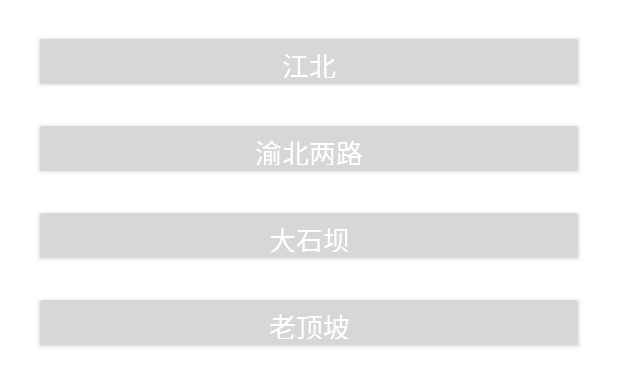
After one commit to XiangYou1996/kuaiyijia, an Android app: the layout bottom_dialog.xml on its own in the app's theme, with its tools: preview values and no code run, on a phone screen of 412 x 824 dp. The commit adds this screen. Shown: the top 385 px of the screen. Run offline under Robolectric (Android 15) with nearby library versions, the phone set to English and light mode, and no system bars.

Commit message:
2021.12.1 13：04按钮功能1部分完成，开始开发按钮功能2

```diff
--- /dev/null
+++ b/app/src/main/res/anim/dialog_in.xml
@@ -0,0 +1,5 @@
+<?xml version="1.0" encoding="utf-8"?>
+<translate xmlns:android="http://schemas.android.com/apk/res/android"
+    android:duration="200"
+    android:fromYDelta="100%"
+    android:toYDelta="0" />
--- /dev/null
+++ b/app/src/main/res/anim/dialog_out.xml
@@ -0,0 +1,5 @@
+<?xml version="1.0" encoding="utf-8"?>
+<translate xmlns:android="http://schemas.android.com/apk/res/android"
+    android:duration="200"
+    android:fromYDelta="0"
+    android:toYDelta="100%" />
--- a/app/src/main/res/layout/activity_index.xml
+++ b/app/src/main/res/layout/activity_index.xml
@@ -23,7 +23,7 @@
         <Button
             android:layout_weight="1"
             android:id="@+id/bt_second"
-            android:text="江北"
+            android:text="五里店"
             android:gravity="right|center_vertical"
             android:paddingRight="@dimen/dp_10"
             android:background="@color/white"
--- /dev/null
+++ b/app/src/main/res/layout/bottom_dialog.xml
@@ -0,0 +1,51 @@
+<?xml version="1.0" encoding="utf-8"?>
+<LinearLayout xmlns:android="http://schemas.android.com/apk/res/android"
+    android:background="#ffffff"
+    android:orientation="vertical"
+    android:paddingBottom="20dp"
+    android:paddingLeft="22.5dp"
+    android:paddingRight="22.5dp"
+    android:paddingTop="20dp"
+    android:layout_width="match_parent"
+    android:layout_height="300dp">
+
+    <Button
+        android:id="@+id/btn_dialog_netpoint1"
+        android:layout_width="match_parent"
+        android:layout_height="42dp"
+        android:gravity="center"
+        android:text="江北"
+        android:textColor="#ffffff"
+        android:textSize="18sp" />
+
+    <Button
+        android:id="@+id/btn_dialog_netpoint2"
+        android:layout_width="match_parent"
+        android:layout_height="42dp"
+        android:layout_marginTop="16dp"
+        android:gravity="center"
+        android:text="渝北两路"
+        android:textColor="#ffffff"
+        android:textSize="18sp" />
+
+    <Button
+        android:id="@+id/btn_dialog_netpoint3"
+        android:layout_width="match_parent"
+        android:layout_height="42dp"
+        android:layout_marginTop="16dp"
+        android:gravity="center"
+        android:text="大石坝"
+        android:textColor="#ffffff"
+        android:textSize="18sp" />
+
+    <Button
+        android:id="@+id/btn_dialog_netpoint4"
+        android:layout_width="match_parent"
+        android:layout_height="42dp"
+        android:layout_marginTop="16dp"
+        android:gravity="center"
+        android:text="老顶坡"
+        android:textColor="#ffffff"
+        android:textSize="18sp" />
+
+</LinearLayout>
```
Also changed, not shown: app/src/main/java/com/example/kuaiyijia/UI/ActivityIndex.java (+61 -0 lines), app/src/main/res/values/style.xml (+23 -0 lines).
